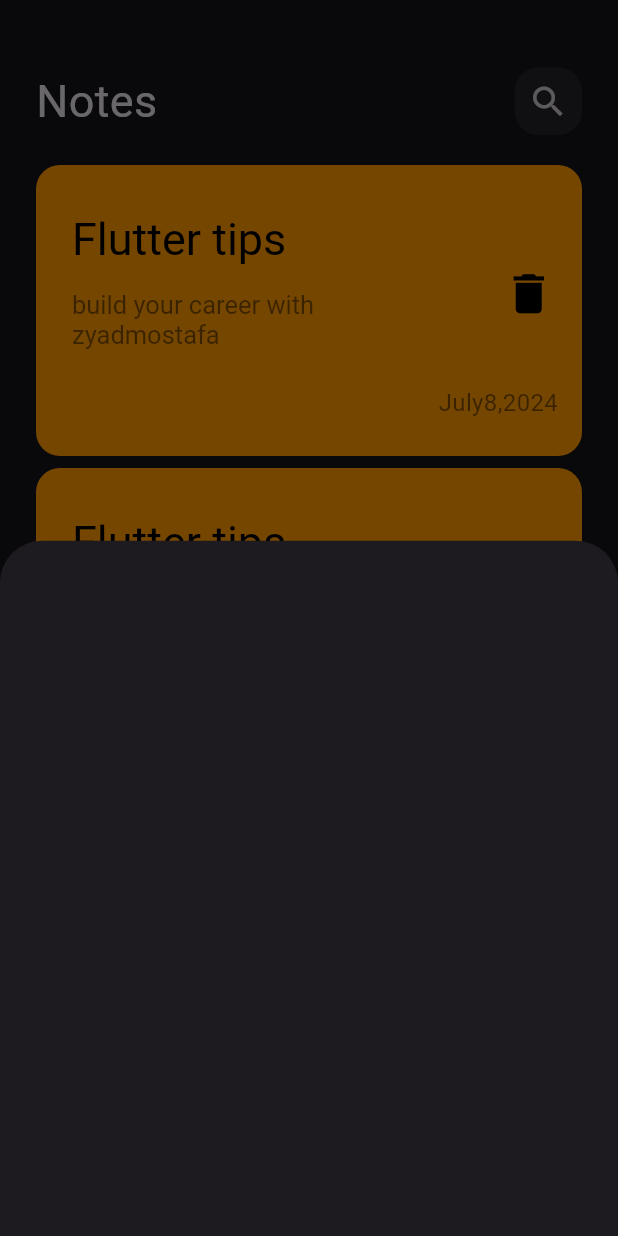
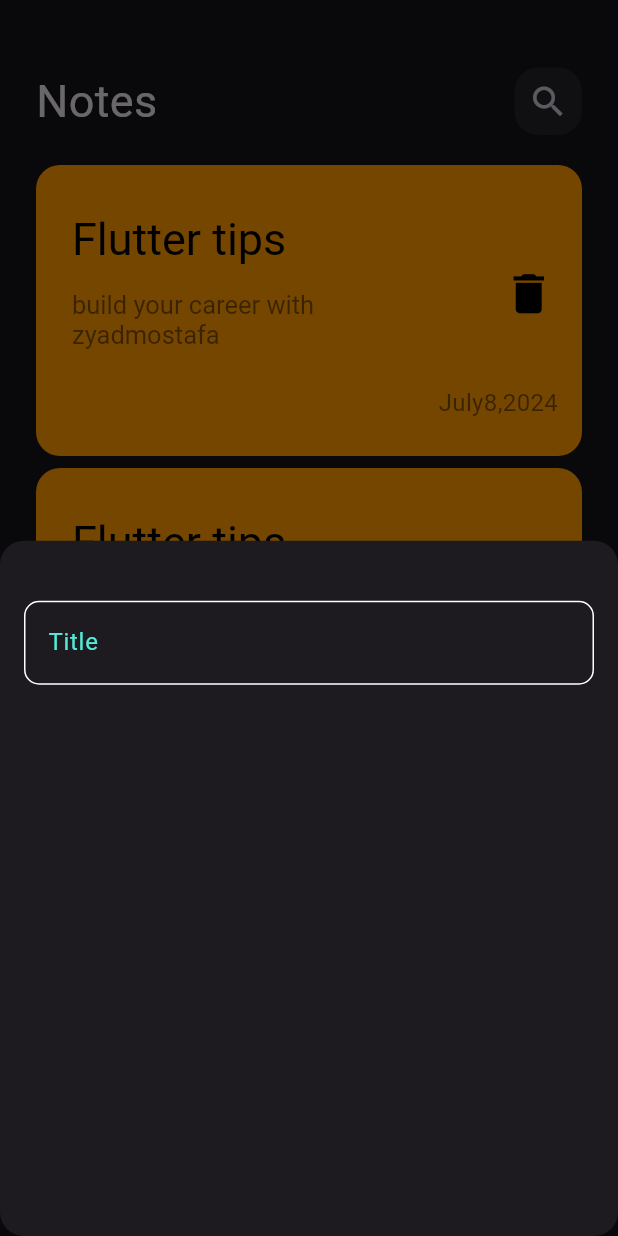
Before and after one commit to zyaddmostafa/note_app, a Flutter app: the screen it shows after launch, after a tap on the "add" icon, on a phone screen of 412 x 824 dp. Run offline on Flutter 3.47's test engine with Material 3 defaults, Android fonts, the phone set to English and light mode, and no system bars; Roboto replaces fonts that are missing (assets/font/Poppins-Regular.ttf).

Commit message:
create custom textfield

```diff
--- /dev/null
+++ b/lib/constants.dart
@@ -0,0 +1,3 @@
+import 'package:flutter/material.dart';
+
+const Color kcolor = Color(0xFF53EBD7);
--- a/lib/views/noteview.dart
+++ b/lib/views/noteview.dart
@@ -11,6 +11,8 @@ class Noteview extends StatelessWidget {
       floatingActionButton: FloatingActionButton(
         onPressed: () {
           showModalBottomSheet(
+            shape:
+                RoundedRectangleBorder(borderRadius: BorderRadius.circular(16)),
             context: context,
             builder: (context) {
               return Addnotebottomsheet();
--- a/lib/widgets/Addnotebottomsheet.dart
+++ b/lib/widgets/Addnotebottomsheet.dart
@@ -1,10 +1,21 @@
 import 'package:flutter/material.dart';
+import 'package:noteapp/widgets/customtextfield.dart';
 
 class Addnotebottomsheet extends StatelessWidget {
   const Addnotebottomsheet({super.key});
 
   @override
   Widget build(BuildContext context) {
-    return Container();
+    return const Padding(
+      padding: EdgeInsets.symmetric(horizontal: 16),
+      child: Column(
+        children: [
+          SizedBox(
+            height: 40,
+          ),
+          Customtextfield(),
+        ],
+      ),
+    );
   }
 }
--- /dev/null
+++ b/lib/widgets/customtextfield.dart
@@ -0,0 +1,29 @@
+import 'package:flutter/material.dart';
+import 'package:noteapp/constants.dart';
+
+class Customtextfield extends StatelessWidget {
+  const Customtextfield({super.key});
+
+  @override
+  Widget build(BuildContext context) {
+    return TextField(
+      cursorColor: kcolor,
+      decoration: InputDecoration(
+        hintText: 'Title',
+        hintStyle: const TextStyle(color: kcolor),
+        border: buildborder(),
+        focusedBorder: buildborder(kcolor),
+        enabledBorder: buildborder(),
+      ),
+    );
+  }
+}
+
+OutlineInputBorder buildborder([Color]) {
+  return OutlineInputBorder(
+    borderRadius: BorderRadius.circular(10),
+    borderSide: BorderSide(
+      color: Color ?? Colors.white,
+    ),
+  );
+}
```
